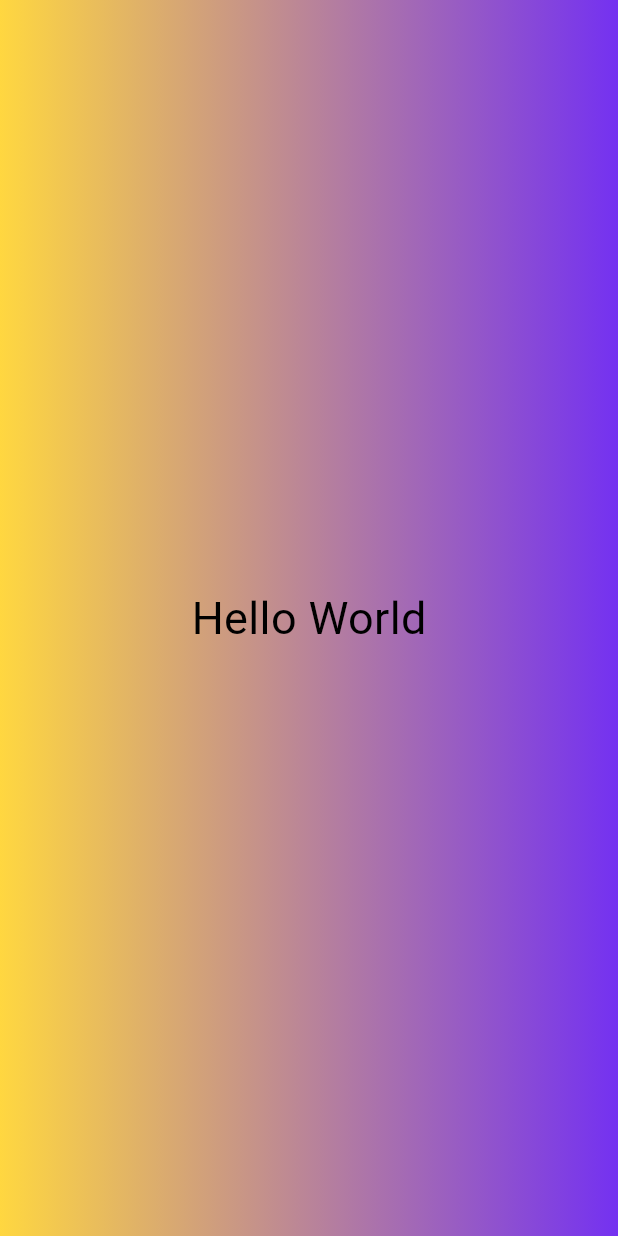
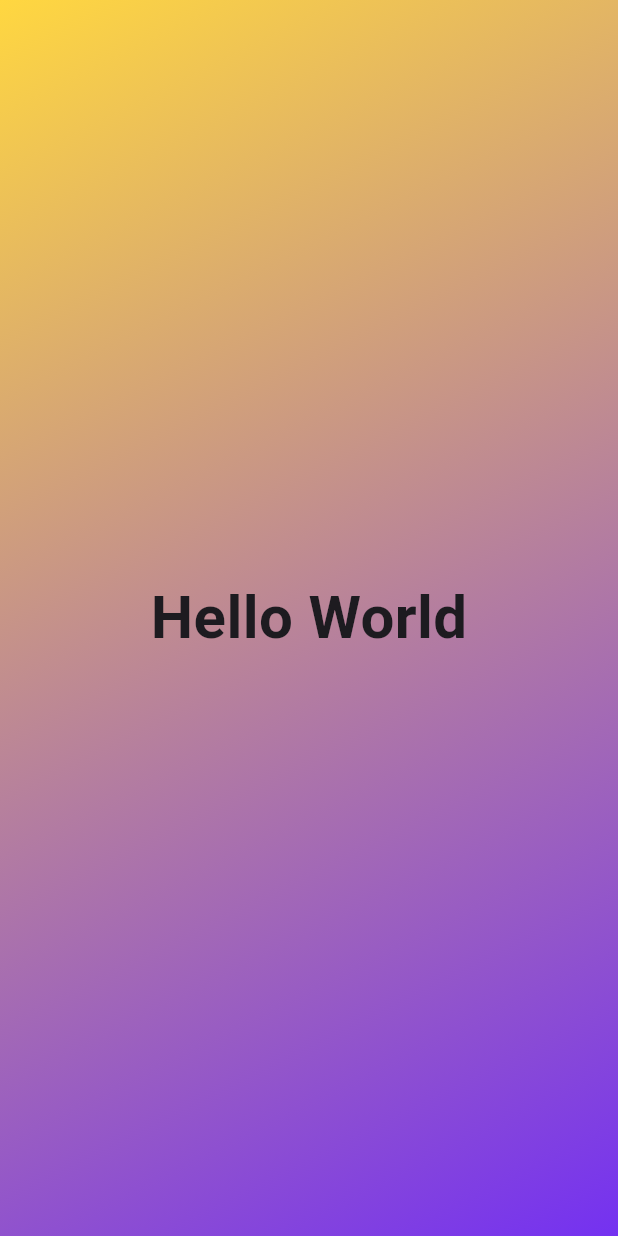
Before and after one commit to moohat/FlutterMaster, a Flutter app: the screen it shows after launch, on a phone screen of 412 x 824 dp. Run offline on Flutter 3.47's test engine with Material 3 defaults, Android fonts, the phone set to English and light mode, and no system bars.

Commit message:
this.keyword

```diff
--- /dev/null
+++ b/lib/gradient_container.dart
@@ -0,0 +1,29 @@
+import 'package:first_app/styled_text.dart';
+import 'package:flutter/material.dart';
+import 'package:flutter/widgets.dart';
+
+const startAlignment = Alignment.topLeft;
+const endAlignment = Alignment.bottomRight;
+class GradientContainer extends StatelessWidget {
+  const GradientContainer(this.color1, this.color2,{super.key});
+
+  final Color color1;
+  final Color color2;
+
+  @override
+  Widget build(BuildContext context) {
+    // TODO: implement build
+    return Container(
+      decoration: BoxDecoration(
+        gradient: LinearGradient(
+          colors: [color1, color2],
+          begin: startAlignment,
+          end: endAlignment,
+        ),
+      ),
+      child: const Center(
+        child: StyledText('Hello World'),
+      ),
+    );
+  }
+}
--- a/lib/main.dart
+++ b/lib/main.dart
@@ -1,27 +1,14 @@
+import 'package:first_app/gradient_container.dart';
 import 'package:flutter/material.dart';
 
 void main() {
   runApp(
-    MaterialApp(
+    const MaterialApp(
       debugShowCheckedModeBanner: false,
       home: Scaffold(
-        // appBar: AppBar(
-        //   title: Text("First App"),
-        // ),
-        // backgroundColor: Color.fromARGB(255, 19, 201, 233),
-        body: Container(
-          decoration: const BoxDecoration(
-            gradient: LinearGradient(colors: [
-              Colors.amberAccent,
-              Color.fromARGB(255, 116, 49, 241)
-            ]),
-          ),
-          child: const Center(
-            child: Text(
-              "Hello World",
-              style: TextStyle(fontSize: 30, color: Colors.black),
-            ),
-          ),
+        body: GradientContainer(
+          Colors.amberAccent,
+          Color.fromARGB(255, 116, 49, 241),
         ),
       ),
     ),
--- /dev/null
+++ b/lib/styled_text.dart
@@ -0,0 +1,17 @@
+import 'package:flutter/material.dart';
+
+class StyledText extends StatelessWidget {
+  const StyledText(this.text, {super.key});
+
+  final String text;
+
+  @override
+  Widget build(BuildContext context) {
+    // TODO: implement build
+    return Text(text,
+        style: const TextStyle(
+          fontSize: 40,
+          fontWeight: FontWeight.bold,
+        ));
+  }
+}
```
